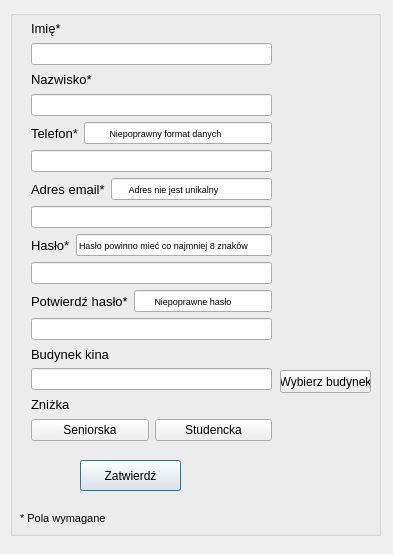
The window that newclientaccountform.ui (rstrzelczyk/multikina) describes before a commit, drawn with Qt 5.
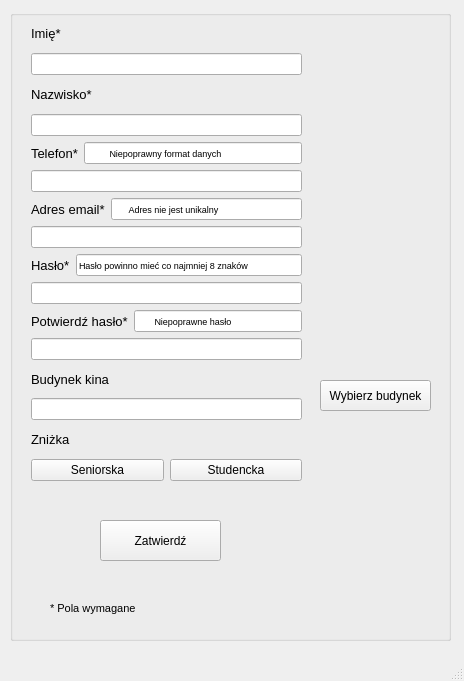
The same window after the commit.

What changed in the file:
```diff
--- a/newclientaccountform.ui
+++ b/newclientaccountform.ui
@@ -1,25 +1,26 @@
 <?xml version="1.0" encoding="UTF-8"?>
 <ui version="4.0">
  <class>NewClientAccountForm</class>
- <widget class="QDialog" name="NewClientAccountForm">
+ <widget class="QMainWindow" name="NewClientAccountForm">
   <property name="geometry">
    <rect>
     <x>0</x>
     <y>0</y>
-    <width>393</width>
-    <height>554</height>
+    <width>464</width>
+    <height>681</height>
    </rect>
   </property>
   <property name="windowTitle">
    <string>Dialog</string>
   </property>
+  <widget class="QWidget" name="centralwidget">
   <widget class="QGroupBox" name="groupBoxlogin">
    <property name="geometry">
     <rect>
      <x>10</x>
      <y>10</y>
-     <width>371</width>
-     <height>526</height>
+      <width>441</width>
+      <height>631</height>
     </rect>
    </property>
    <property name="title">
@@ -28,10 +29,10 @@
    <widget class="QPushButton" name="pushButton_ok">
     <property name="geometry">
      <rect>
-      <x>70</x>
-      <y>450</y>
-      <width>101</width>
-      <height>31</height>
+       <x>90</x>
+       <y>510</y>
+       <width>121</width>
+       <height>41</height>
      </rect>
     </property>
     <property name="text">
@@ -41,8 +42,8 @@
    <widget class="QLabel" name="label_places_involved">
     <property name="geometry">
      <rect>
-      <x>10</x>
-      <y>500</y>
+       <x>40</x>
+       <y>590</y>
       <width>111</width>
       <height>16</height>
      </rect>
@@ -59,10 +60,10 @@
    <widget class="QPushButton" name="pushButton_choose_building">
     <property name="geometry">
      <rect>
-      <x>270</x>
-      <y>360</y>
-      <width>91</width>
-      <height>23</height>
+       <x>310</x>
+       <y>370</y>
+       <width>111</width>
+       <height>31</height>
      </rect>
     </property>
     <property name="text">
@@ -74,8 +75,8 @@
      <rect>
       <x>21</x>
       <y>10</y>
-      <width>241</width>
-      <height>421</height>
+       <width>271</width>
+       <height>461</height>
      </rect>
     </property>
     <layout class="QVBoxLayout" name="verticalLayout">
@@ -150,6 +151,9 @@
      </item>
      <item>
       <widget class="QLineEdit" name="lineEdit_telephone">
+        <property name="echoMode">
+         <enum>QLineEdit::Normal</enum>
+        </property>
        <property name="dragEnabled">
         <bool>false</bool>
        </property>
@@ -323,6 +327,18 @@
     </layout>
    </widget>
   </widget>
+  </widget>
+  <widget class="QMenuBar" name="menubar">
+   <property name="geometry">
+    <rect>
+     <x>0</x>
+     <y>0</y>
+     <width>464</width>
+     <height>21</height>
+    </rect>
+   </property>
+  </widget>
+  <widget class="QStatusBar" name="statusbar"/>
  </widget>
  <resources/>
  <connections/>
```
Left out of the diff: 2 changed lines with no effect on the pictures. Lines whose indentation alone changed are shown as unchanged.
